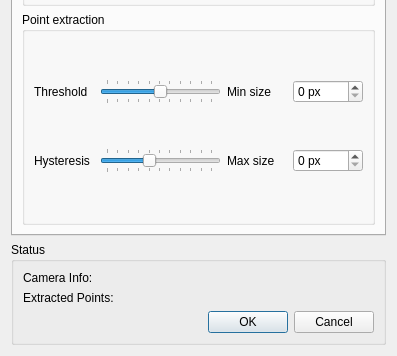
The window that ftnoir_tracker_pt/FTNoIR_PT_Controls.ui (opentrack/opentrack) describes before a commit, drawn with Qt 5; both pictures show x 0 to 397 and y 253 to 609 of the 397 by 609 pixel window.
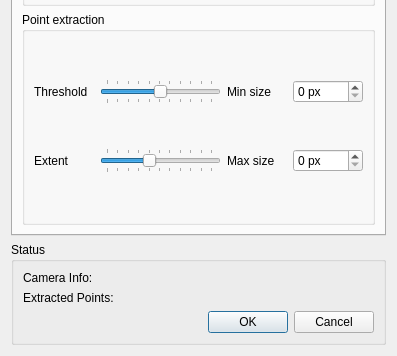
The same window after the commit. Icons and pictures are not drawn.

Commit message: pointtracker: removed hysteresis stuff. Implemented mean-shift filtering. Temporal noise is going to be taken care of by respective filters

The edit to the form file:
```diff
--- a/ftnoir_tracker_pt/FTNoIR_PT_Controls.ui
+++ b/ftnoir_tracker_pt/FTNoIR_PT_Controls.ui
@@ -358,7 +358,7 @@
           <item row="1" column="0">
            <widget class="QLabel" name="label_secondary">
             <property name="text">
-             <string>Hysteresis</string>
+             <string>Extent</string>
             </property>
             <property name="buddy">
              <cstring>threshold_secondary_slider</cstring>
```
The commit also changes 2 other files.
